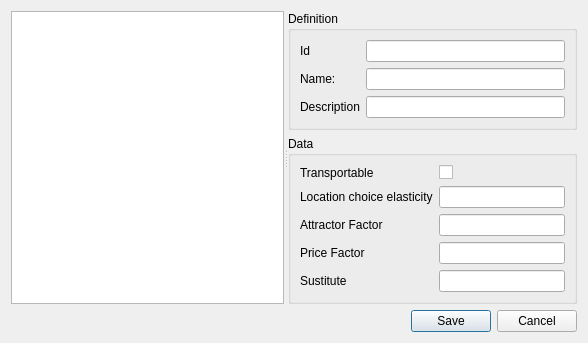
TomasdelaBarra/QTRANUS, file add_sector.ui: the form before one commit.
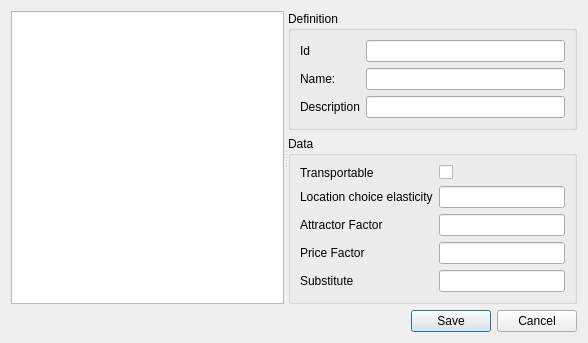
The form after the commit.

```diff
--- a/add_sector.ui
+++ b/add_sector.ui
@@ -22,7 +22,7 @@
         <enum>Qt::Horizontal</enum>
        </property>
        <widget class="QTreeView" name="scenario_tree"/>
-       <widget class="QWidget" name="">
+       <widget class="QWidget" name="layoutWidget">
         <layout class="QVBoxLayout" name="verticalLayout_3">
          <item>
           <widget class="QGroupBox" name="project">
@@ -139,7 +139,7 @@
               <item row="4" column="0">
                <widget class="QLabel" name="label_8">
                 <property name="text">
-                 <string>Sustitute</string>
+                 <string>Substitute</string>
                 </property>
                </widget>
               </item>
```
